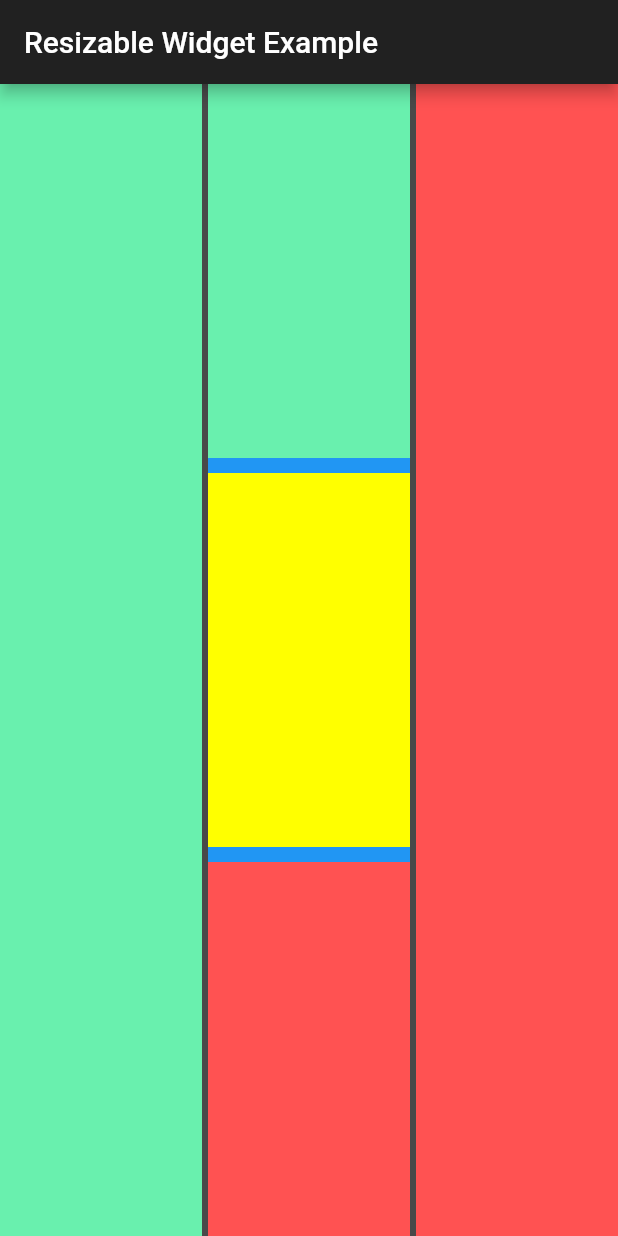
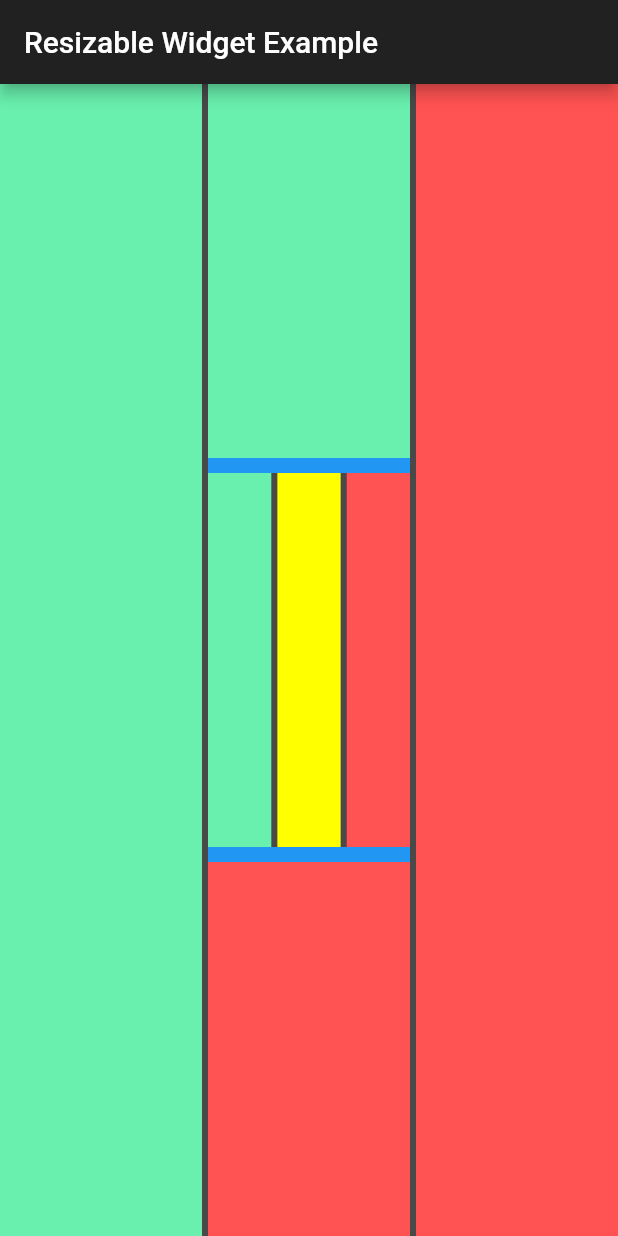
Before and after one commit to ibako/resizable_widget, a Flutter app: the screen it shows after launch, on a phone screen of 412 x 824 dp. Run offline on Flutter 3.47's test engine with Material 2 defaults, Android fonts, the phone set to English and light mode, and no system bars.

Commit message:
サンプルを変更

```diff
--- a/example/lib/main.dart
+++ b/example/lib/main.dart
@@ -39,7 +39,12 @@ class MyPage extends StatelessWidget {
             separatorSize: 10,
             children: [
               Container(color: Colors.greenAccent),
-              Container(color: Colors.yellowAccent),
+              ResizableWidget(
+                  children: [
+                    Container(color: Colors.greenAccent),
+                    Container(color: Colors.yellowAccent),
+                    Container(color: Colors.redAccent),
+                  ]),
               Container(color: Colors.redAccent),
             ],
           ),
```
